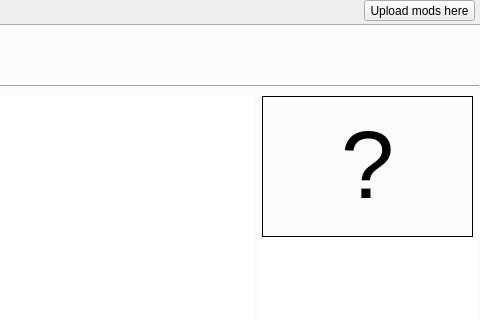
The window that .ui (VsModManager/App) describes before a commit, drawn with Qt 5; both pictures show x 800 to 1280 and y 0 to 320 of the 1280 by 720 pixel window.
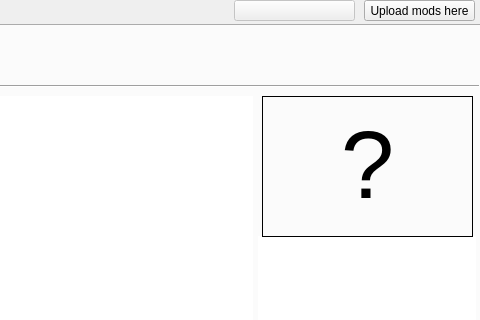
The same window after the commit.

What changed in the file:
```diff
--- a/.ui
+++ b/.ui
@@ -660,6 +660,22 @@
      <string>Upload mods here</string>
     </property>
    </widget>
+   <widget class="QPushButton" name="newVersion">
+    <property name="enabled">
+     <bool>false</bool>
+    </property>
+    <property name="geometry">
+     <rect>
+      <x>1034</x>
+      <y>0</y>
+      <width>121</width>
+      <height>21</height>
+     </rect>
+    </property>
+    <property name="text">
+     <string/>
+    </property>
+   </widget>
    <zorder>tabWidget</zorder>
    <zorder>progressBar</zorder>
    <zorder>uploadmods</zorder>
```
Left out of the diff: 1 changed line with no effect on the pictures.
